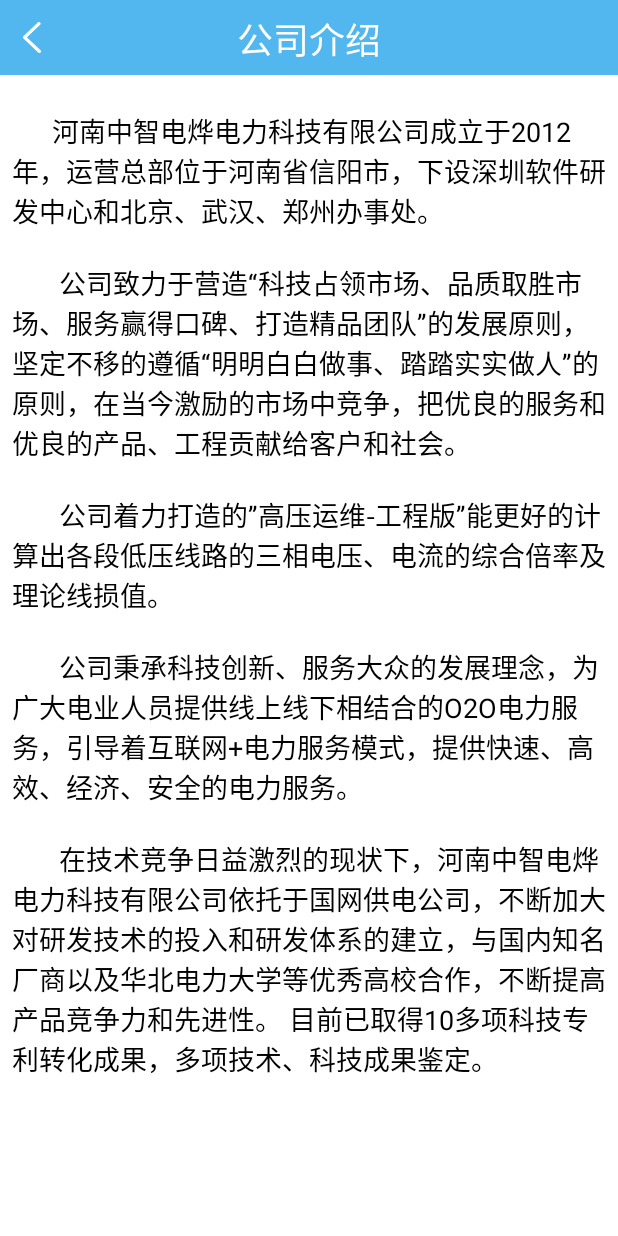
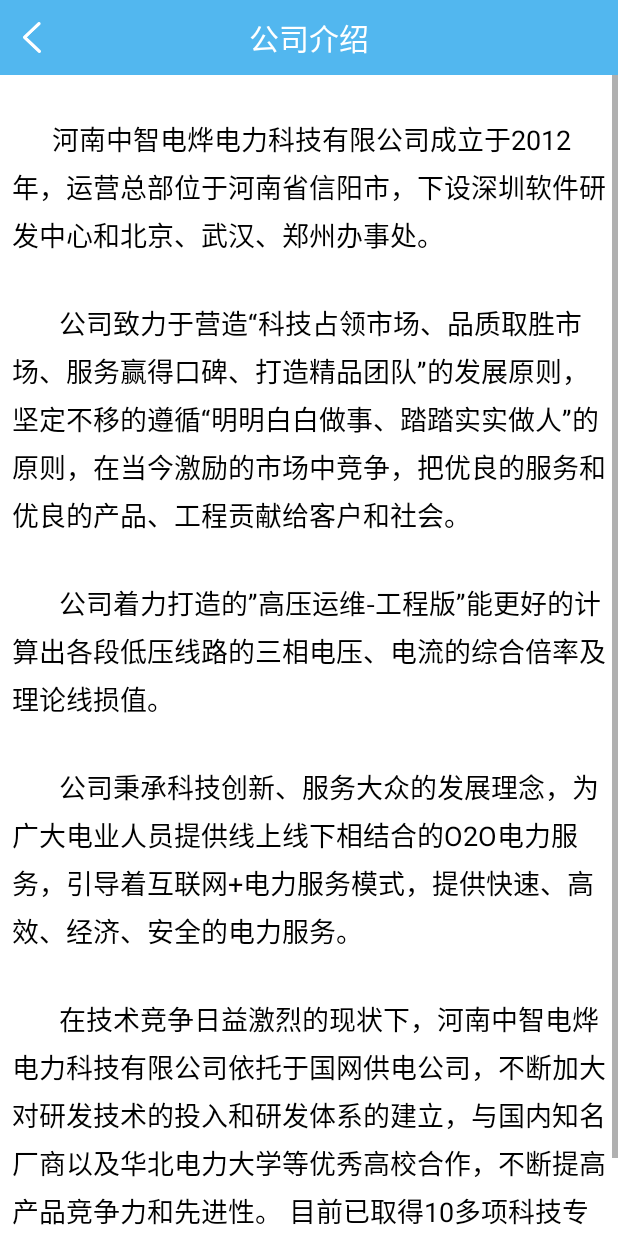
Before and after one commit to Qdddd/xunjian, an Android app: the IntroduceActivity screen opened directly, with no data from a screen before it, on a phone screen of 412 x 824 dp. Run offline under Robolectric (Android 15) with nearby library versions, the phone set to English and light mode, and no system bars; libraries missing offline, so code that uses them is left out: com.readystatesoftware.systembartint; network calls fail.

Commit message:
修改了“我的”界面的主题风格，增加了关于公司，法律条款的行间距，去掉了反馈中图片添加的圆角背景，改变了cationbar的标题字体大小

```diff
--- a/app/src/main/res/layout/actionbar.xml
+++ b/app/src/main/res/layout/actionbar.xml
@@ -26,7 +26,7 @@
             android:layout_height="wrap_content"
             android:layout_centerInParent="true"
             android:textColor="@color/white"
-            android:textSize="24sp"
+            android:textSize="20sp"
             android:padding="8dp"
              />
 
--- a/app/src/main/res/layout/activity_introduce.xml
+++ b/app/src/main/res/layout/activity_introduce.xml
@@ -23,6 +23,7 @@
             android:textSize="18sp"
             android:text="@string/introduce"
             android:paddingStart="8dp"
-            android:paddingEnd="8dp"/>
+            android:paddingEnd="8dp"
+            android:lineSpacingExtra="5dp"/>
     </ScrollView>
 </android.support.constraint.ConstraintLayout>
--- a/app/src/main/res/layout/activity_law.xml
+++ b/app/src/main/res/layout/activity_law.xml
@@ -38,7 +38,8 @@
                 android:layout_width="match_parent"
                 android:layout_height="wrap_content"
                 android:textColor="@color/black"
-                android:textSize="18sp" />
+                android:textSize="18sp"
+                android:lineSpacingExtra="5dp"/>
         </LinearLayout>
     </ScrollView>
 </android.support.constraint.ConstraintLayout>
--- a/app/src/main/res/layout/activity_service_center.xml
+++ b/app/src/main/res/layout/activity_service_center.xml
@@ -111,7 +111,6 @@
             android:layout_height="100dp"
             android:src="@mipmap/load"
             android:scaleType="centerCrop"
-            android:background="@drawable/round_corner"
             app:layout_constraintStart_toStartOf="parent"
             app:layout_constraintEnd_toEndOf="parent"
             app:layout_constraintTop_toBottomOf="@+id/label"/>
```
